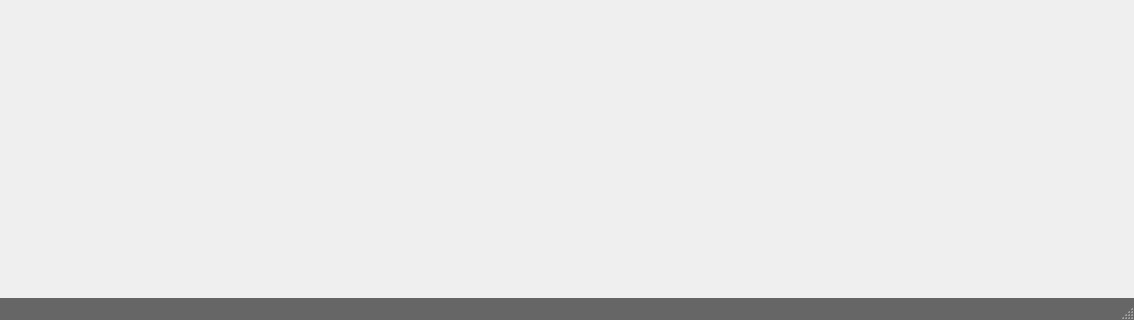
Old version of the form code/client/mainwindow.ui in the repository drzazga888/Fight-in-Square; both pictures show x 0 to 1134 and y 372 to 692 of the 1134 by 692 pixel window.
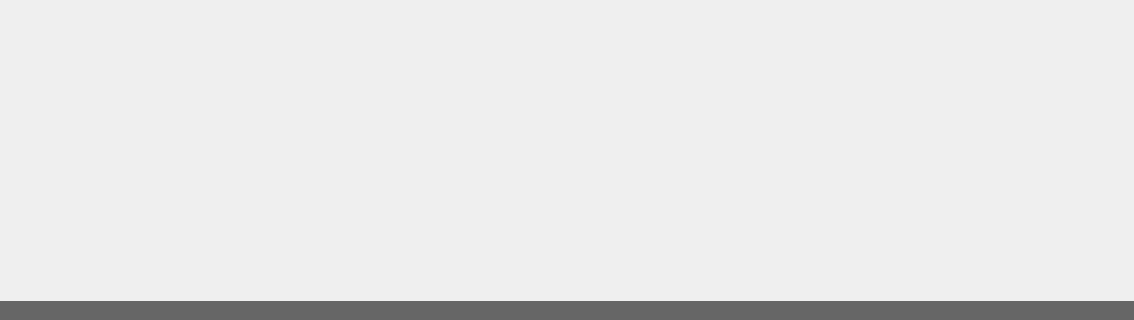
New version of the form. The open tabs and pages were chosen to show the change. Icons and pictures are not drawn.

```diff
--- a/code/client/mainwindow.ui
+++ b/code/client/mainwindow.ui
@@ -23,21 +23,37 @@
 	color: #fff;
 }
 
-QPushButton,
 QLineEdit {
 	color: #000;
 }
 
-QProgressBar {
+QPushButton {
+	padding: 5px;
+}
+
+QProgressBar,
+QPushButton {
 	background-color: #666;
 	border: none;
 }
 
-QProgressBar#healthValue::chunk {
+QHeaderView,
+QTableWidget {
+	background-color: #222;
+}
+
+QTableCornerButton::section,
+QHeaderView::section {
+	background-color: #666;
+	border: none;
+	padding: 2px 4px;
+}
+
+QProgressBar#healthBar::chunk {
 	background-color: #f00;
 }
 
-QProgressBar#pointsValue::chunk {
+QProgressBar#powerBar::chunk {
 	background-color: #0c0;
 }
 
@@ -52,7 +68,7 @@
 QWidget#canvasBack {
 	background-image: url(../img/canvas_outline.png);
 }
-s
+
 QLabel#title{
 	color: rgb(241, 203, 11);
 	font-size: 36px;
@@ -411,7 +427,21 @@
     </widget>
    </widget>
   </widget>
-  <widget class="QStatusBar" name="statusbar"/>
+  <widget class="QStatusBar" name="statusbar">
+   <property name="sizeGripEnabled">
+    <bool>false</bool>
+   </property>
+  </widget>
+  <widget class="QMenuBar" name="menuBar">
+   <property name="geometry">
+    <rect>
+     <x>0</x>
+     <y>0</y>
+     <width>1134</width>
+     <height>25</height>
+    </rect>
+   </property>
+  </widget>
  </widget>
  <resources/>
  <connections/>
```
Left out of the diff: 262 changed lines with no effect on the pictures.
